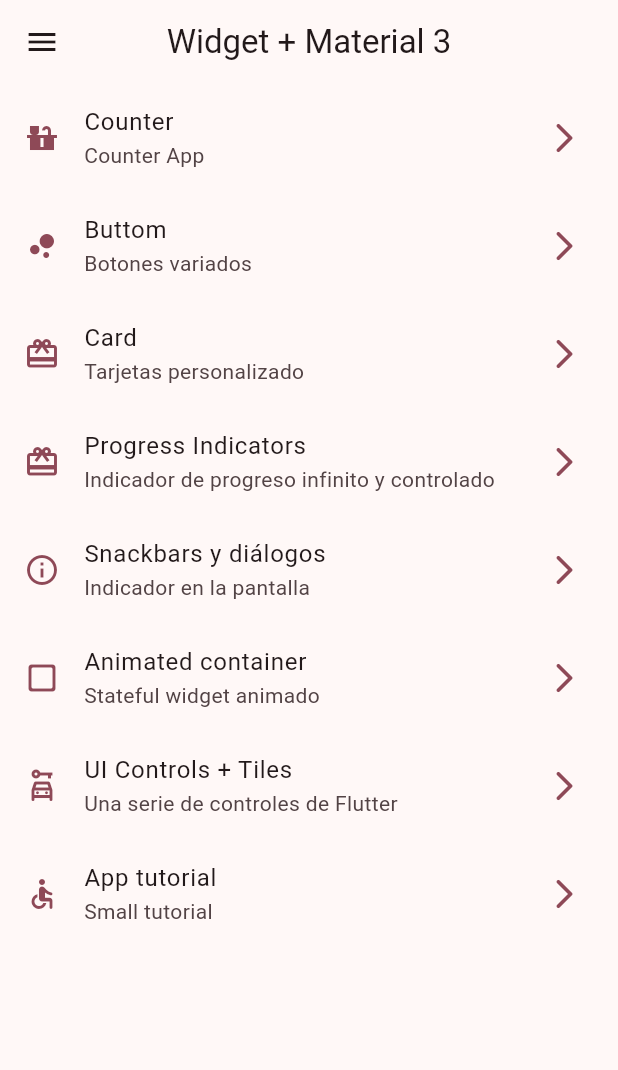
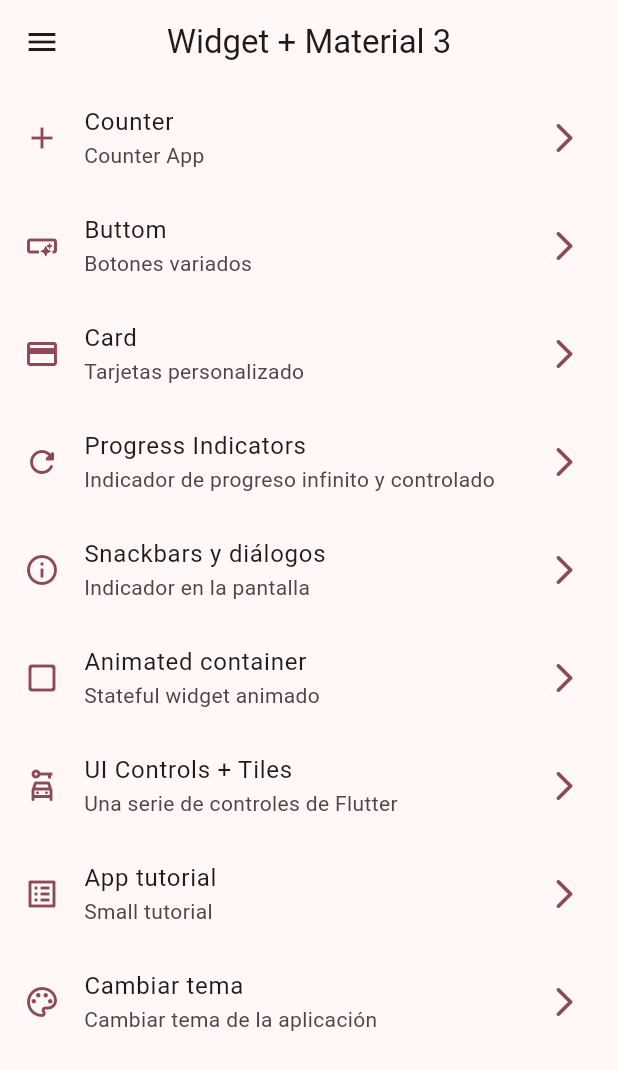
Before and after one commit to radamantis200/widgets_app, a Flutter app: the screen it shows after launch, on a phone screen of 412 x 824 dp. Shown: the top 1070 px of the screen. Run offline on Flutter 3.47's test engine with Material 2 defaults, Android fonts, the phone set to English and light mode, and no system bars; our stand-ins replace animate_do, flutter_riverpod, go_router, riverpod_annotation; generated files the repository leaves out were written again.

Commit message:
add route add menu_item

```diff
--- a/lib/config/menu/menu_item.dart
+++ b/lib/config/menu/menu_item.dart
@@ -17,22 +17,22 @@ final List<MenuItem> appMenuItems = [
   MenuItem(
       title: 'Counter',
       subtitle: 'Counter App',
-      icon: Icons.countertops,
+      icon: Icons.add,
       url: '/counter_screen'),
   MenuItem(
       title: 'Buttom',
       subtitle: 'Botones variados',
-      icon: Icons.bubble_chart,
+      icon: Icons.smart_button_outlined,
       url: '/buttoms'),
   MenuItem(
       title: 'Card',
       subtitle: 'Tarjetas personalizado',
-      icon: Icons.card_giftcard,
+      icon: Icons.credit_card,
       url: '/cards'),
   MenuItem(
       title: 'Progress Indicators',
       subtitle: 'Indicador de progreso infinito y controlado',
-      icon: Icons.card_giftcard,
+      icon: Icons.refresh_rounded,
       url: '/progress'),
   MenuItem(
       title: 'Snackbars y diálogos',
@@ -52,6 +52,11 @@ final List<MenuItem> appMenuItems = [
   MenuItem(
       title: 'App tutorial',
       subtitle: 'Small tutorial',
-      icon: Icons.accessible_rounded,
-      url: '/app-tutorial')
+      icon: Icons.list_alt_outlined,
+      url: '/app-tutorial'),
+  MenuItem(
+      title: 'Cambiar tema',
+      subtitle: 'Cambiar tema de la aplicación',
+      icon: Icons.color_lens_outlined,
+      url: '/theme-changer')
 ];
--- a/lib/config/router/app_router.dart
+++ b/lib/config/router/app_router.dart
@@ -41,5 +41,9 @@ final router = GoRouter(
       path: '/app-tutorial',
       builder: (context, state) => const AppTutorialScreen(),
     ),
+    GoRoute(
+      path: '/theme-changer',
+      builder: (context, state) => const ThemeChangerScreen(),
+    ),
   ],
 );
```
